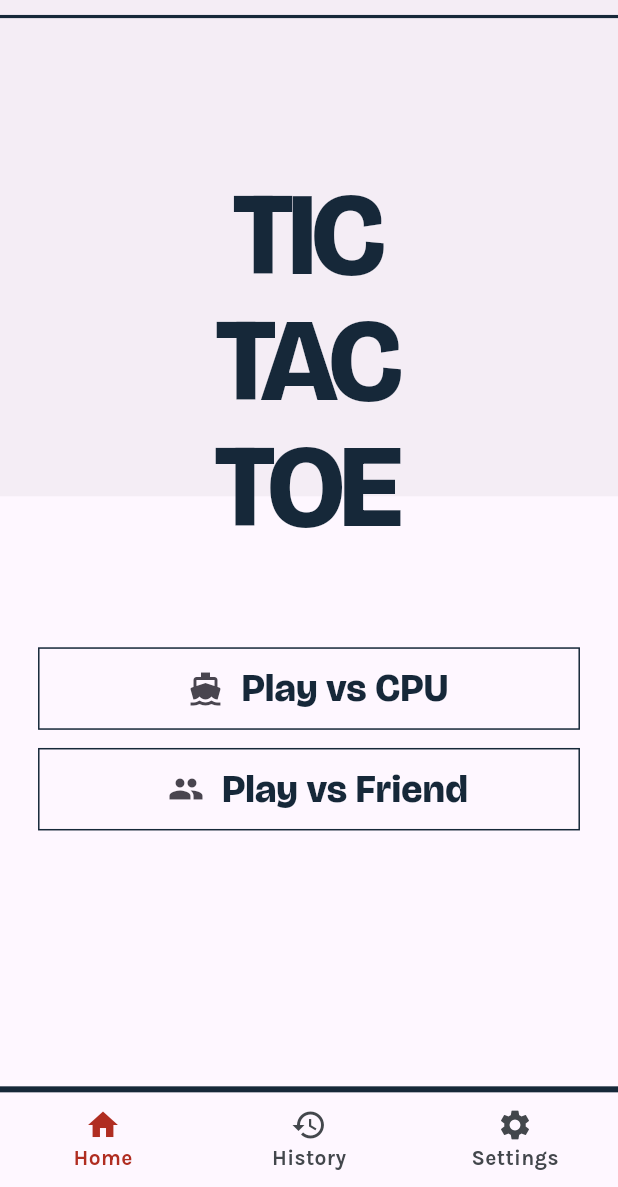
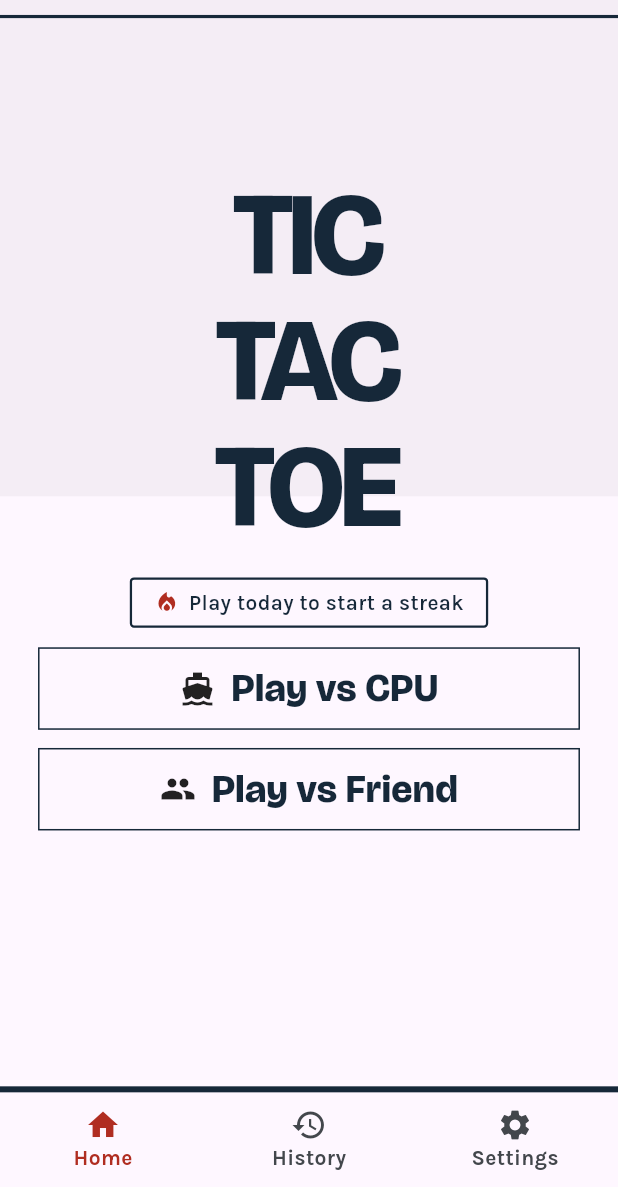
Before and after one commit to ujjwaltwitx/tic_tac_toe, a Flutter app: the screen it shows after launch, on a phone screen of 412 x 824 dp, the part 49-1236 px from its top. Run offline on Flutter 3.47's test engine with Material 3 defaults, Android fonts, the phone set to English and light mode, and no system bars; our stand-ins replace audioplayers, flutter_bloc, flutter_local_notifications, flutter_timezone, google_mobile_ads, shared_preferences and 1 more.

Commit message:
adds banner ads to game screen and interstitial ads.

```diff
--- /dev/null
+++ b/lib/feature/ads/domain/ports/interstitial_ad_port.dart
@@ -0,0 +1,7 @@
+abstract interface class InterstitialAdPort {
+  Future<void> preload();
+
+  /// Shows an interstitial after every 3 completed rounds.
+  /// Returns true if a full-screen ad was presented.
+  Future<bool> showAfterCompletedRound(int completedRound);
+}
--- a/lib/feature/game/presentation/cubit/game_cubit.dart
+++ b/lib/feature/game/presentation/cubit/game_cubit.dart
@@ -1,4 +1,6 @@
 import 'package:flutter_bloc/flutter_bloc.dart';
+import 'package:tic_tac_toe/feature/ads/domain/ports/interstitial_ad_port.dart';
+import 'package:tic_tac_toe/feature/settings/data/move_feedback.dart';
 
 import '../../data/daily_challenge_scheduler.dart';
 import '../../domain/bot_difficulty.dart';
@@ -7,7 +9,6 @@ import '../../domain/game_snapshot.dart';
 import '../../domain/ports/cpu_player_port.dart';
 import '../../domain/ports/game_board_port.dart';
 import '../../domain/ports/game_progress_port.dart';
-import 'package:tic_tac_toe/feature/settings/data/move_feedback.dart';
 import 'game_state.dart';
 
 class GameCubit extends Cubit<GameState> {
@@ -17,18 +18,23 @@ class GameCubit extends Cubit<GameState> {
     required GameProgressPort progress,
     required DailyChallengeScheduler scheduler,
     required MoveFeedback moveFeedback,
+    required InterstitialAdPort interstitialAds,
   }) : _engine = engine,
        _cpuPlayer = cpuPlayer,
        _progress = progress,
        _scheduler = scheduler,
        _moveFeedback = moveFeedback,
-       super(_initial(engine.snapshot));
+       _interstitialAds = interstitialAds,
+       super(_initial(engine.snapshot)) {
+    _interstitialAds.preload();
+  }
 
   final GameBoardPort _engine;
   final CpuPlayerPort _cpuPlayer;
   final GameProgressPort _progress;
   final DailyChallengeScheduler _scheduler;
   final MoveFeedback _moveFeedback;
+  final InterstitialAdPort _interstitialAds;
   int _cpuJob = 0;
 
   static GameState _initial(GameSnapshot snapshot) {
@@ -74,6 +80,10 @@ class GameCubit extends Cubit<GameState> {
     _engine.makeMove(row, col);
     _moveFeedback.onUserCellTap();
     _afterMove();
+  }
+
+  Future<bool> onContinueAfterRound() {
+    return _interstitialAds.showAfterCompletedRound(state.round);
   }
 
   void onNewGame() {
--- /dev/null
+++ b/lib/feature/game/presentation/cubit/landing_cubit.dart
@@ -0,0 +1,16 @@
+import 'package:flutter_bloc/flutter_bloc.dart';
+
+import '../../domain/ports/game_progress_port.dart';
+
+class LandingCubit extends Cubit<int> {
+  LandingCubit(this._progress) : super(0) {
+    refresh();
+  }
+
+  final GameProgressPort _progress;
+
+  Future<void> refresh() async {
+    final progress = await _progress.load();
+    emit(progress.dailyPlayStreak);
+  }
+}
--- a/lib/feature/game/ui/screens/landing_screen.dart
+++ b/lib/feature/game/ui/screens/landing_screen.dart
@@ -1,8 +1,9 @@
+import 'package:flutter/material.dart';
+import 'package:flutter_bloc/flutter_bloc.dart';
 import 'package:tic_tac_toe/feature/game/domain/game_mode.dart';
+import 'package:tic_tac_toe/feature/game/presentation/cubit/landing_cubit.dart';
 import 'package:tic_tac_toe/shared/custom_theme_data.dart';
 import 'package:tic_tac_toe/shared/widgets/navbar_widget.dart';
-
-import 'package:flutter/material.dart';
 
 import '../../../../shared/utilities/positioning.dart';
 import '../../../../shared/widgets/top_bar_widget.dart';
@@ -51,6 +52,10 @@ class LandingScreen extends StatelessWidget {
             ),
 
             Positioned(
+              top: Positioning.getActualDeviceHeight(448),
+              child: const _DailyStreakChip(),
+            ),
+            Positioned(
               top: Positioning.getActualDeviceHeight(498),
               child: customButton(
                 text: "Play vs CPU",
@@ -60,7 +65,11 @@ class LandingScreen extends StatelessWidget {
                     context,
                     '/game',
                     arguments: GameMode.vsCpu,
-                  );
+                  ).then((_) {
+                    if (context.mounted) {
+                      context.read<LandingCubit>().refresh();
+                    }
+                  });
                 },
               ),
             ),
@@ -75,7 +84,11 @@ class LandingScreen extends StatelessWidget {
                     context,
                     '/game',
                     arguments: GameMode.vsFriend,
-                  );
+                  ).then((_) {
+                    if (context.mounted) {
+                      context.read<LandingCubit>().refresh();
+                    }
+                  });
                 },
               ),
             ),
@@ -105,7 +118,8 @@ class LandingScreen extends StatelessWidget {
           mainAxisSize: MainAxisSize.max,
           mainAxisAlignment: MainAxisAlignment.center,
           children: [
-            IconButton(onPressed: () {}, icon: Icon(icon)),
+            Icon(icon),
+            SizedBox(width: Positioning.getActualDeviceWidth(10)),
             Text(
               text,
               style: TextStyle(
@@ -118,6 +132,54 @@ class LandingScreen extends StatelessWidget {
           ],
         ),
       ),
+    );
+  }
+}
+
+class _DailyStreakChip extends StatelessWidget {
+  const _DailyStreakChip();
+
+  @override
+  Widget build(BuildContext context) {
+    return BlocBuilder<LandingCubit, int>(
+      builder: (context, streak) {
+        final label =
+            streak <= 0
+                ? 'Play today to start a streak'
+                : streak == 1
+                ? '1 day streak'
+                : '$streak day streak';
+        return Container(
+          height: Positioning.getActualDeviceHeight(36),
+          padding: EdgeInsets.symmetric(
+            horizontal: Positioning.getActualDeviceWidth(14),
+          ),
+          decoration: BoxDecoration(
+            border: Border.all(color: const Color(0xff162839), width: 1.5),
+            borderRadius: BorderRadius.circular(Positioning.getAssetSize(3)),
+          ),
+          child: Row(
+            mainAxisSize: MainAxisSize.min,
+            children: [
+              Icon(
+                Icons.local_fire_department,
+                size: Positioning.getAssetSize(18),
+                color: const Color(0xffb02d21),
+              ),
+              SizedBox(width: Positioning.getActualDeviceWidth(6)),
+              Text(
+                label,
+                style: TextStyle(
+                  fontSize: 14,
+                  fontWeight: FontWeight.w600,
+                  fontFamily: CustomThemeData.fontFamilyKarla,
+                  color: const Color(0xff162839),
+                ),
+              ),
+            ],
+          ),
+        );
+      },
     );
   }
 }
--- a/pubspec.yaml
+++ b/pubspec.yaml
@@ -40,6 +40,7 @@ dependencies:
   timezone: ^0.10.1
   flutter_timezone: ^4.1.1
   audioplayers: ^6.5.0
+  google_mobile_ads: ^5.3.1
 
 dev_dependencies:
   flutter_test:
```
Also changed, not shown: lib/feature/ads/ad_mob_config.dart (added, +36 -0 lines), lib/feature/ads/data/admob_interstitial_service.dart (added, +74 -0 lines), lib/feature/ads/ui/banner_ad_widget.dart (added, +79 -0 lines), lib/feature/game/ui/screens/game_screen.dart (+44 -14 lines), lib/main.dart (+14 -1 lines), pubspec.lock, 4 other files.
